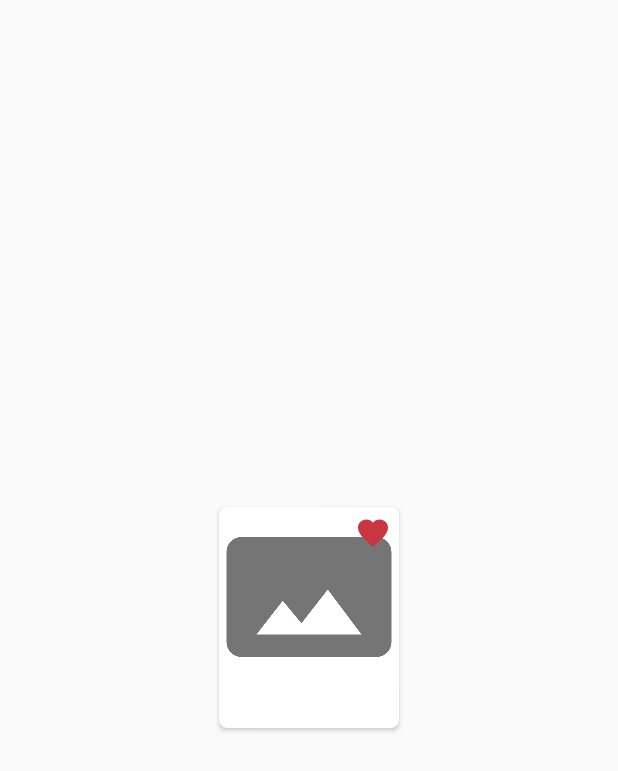
After one commit to ElviraHoward/CocktailGuideApp, an Android app: the layout recent_cocktail_item.xml on its own in the app's theme, with its tools: preview values and no code run, on a phone screen of 412 x 824 dp. The commit adds this screen. Shown: the top 771 px of the screen. Run offline under Robolectric (Android 15) with nearby library versions, the phone set to English and light mode, and no system bars; network calls fail.

Commit message:
layout fixes on the main page + added new feature

```diff
--- a/app/src/main/java/com/elvirafatkhutdinova/cocktailguideapp/data/db/repository/RecentCocktailRepositoryImpl.kt
+++ b/app/src/main/java/com/elvirafatkhutdinova/cocktailguideapp/data/db/repository/RecentCocktailRepositoryImpl.kt
@@ -19,4 +19,5 @@ class RecentCocktailRepositoryImpl @Inject constructor(private val recentCocktai
     override fun deleteRecentCocktail(idRecent: String) {
         recentCocktailDao.deleteRecentCocktail(idRecent)
     }
+
 }
--- a/app/src/main/java/com/elvirafatkhutdinova/cocktailguideapp/data/network/CocktailApi.kt
+++ b/app/src/main/java/com/elvirafatkhutdinova/cocktailguideapp/data/network/CocktailApi.kt
@@ -11,7 +11,6 @@ interface CocktailApi {
     suspend fun getCocktailByFirstLetter(@Query("f") letter : String = "c") : CocktailListResponse
     @GET("list.php")
     suspend fun getCategories(@Query("c") list : String = "list") : CategoryListResponse
-
     @GET("random.php")
     suspend fun getRandomCocktail() : CocktailListResponse
 }
--- a/app/src/main/java/com/elvirafatkhutdinova/cocktailguideapp/domain/repository/CocktailRepository.kt
+++ b/app/src/main/java/com/elvirafatkhutdinova/cocktailguideapp/domain/repository/CocktailRepository.kt
@@ -19,4 +19,6 @@ interface CocktailRepository {
     fun getRecentCocktails(): LiveData<List<CocktailsAndFavorites>>
 
     suspend fun loadData()
+
+    suspend fun getRandomCocktail()
 }
--- /dev/null
+++ b/app/src/main/res/drawable/ic_shake.xml
@@ -0,0 +1,5 @@
+<vector android:height="24dp" android:tint="#000000"
+    android:viewportHeight="24" android:viewportWidth="24"
+    android:width="24dp" xmlns:android="http://schemas.android.com/apk/res/android">
+    <path android:fillColor="@android:color/white" android:pathData="M7.5,5.6L10,7 8.6,4.5 10,2 7.5,3.4 5,2l1.4,2.5L5,7zM19.5,15.4L17,14l1.4,2.5L17,19l2.5,-1.4L22,19l-1.4,-2.5L22,14zM22,2l-2.5,1.4L17,2l1.4,2.5L17,7l2.5,-1.4L22,7l-1.4,-2.5zM14.37,7.29c-0.39,-0.39 -1.02,-0.39 -1.41,0L1.29,18.96c-0.39,0.39 -0.39,1.02 0,1.41l2.34,2.34c0.39,0.39 1.02,0.39 1.41,0L16.7,11.05c0.39,-0.39 0.39,-1.02 0,-1.41l-2.33,-2.35zM13.34,12.78l-2.12,-2.12 2.44,-2.44 2.12,2.12 -2.44,2.44z"/>
+</vector>
--- a/app/src/main/res/layout/cocktail_item.xml
+++ b/app/src/main/res/layout/cocktail_item.xml
@@ -14,7 +14,7 @@
 
         <ImageView
             android:id="@+id/img_cocktail"
-            android:layout_width="160dp"
+            android:layout_width="match_parent"
             android:layout_height="180dp"
             android:scaleType="centerCrop"
             app:srcCompat="@drawable/ic_empty_image" />
--- /dev/null
+++ b/app/src/main/res/layout/recent_cocktail_item.xml
@@ -0,0 +1,56 @@
+<?xml version="1.0" encoding="utf-8"?>
+<androidx.cardview.widget.CardView xmlns:android="http://schemas.android.com/apk/res/android"
+    xmlns:app="http://schemas.android.com/apk/res-auto"
+    android:layout_width="120dp"
+    android:layout_height="wrap_content"
+    android:layout_gravity="center"
+    android:layout_margin="5dp"
+    app:cardCornerRadius="5dp">
+
+    <androidx.constraintlayout.widget.ConstraintLayout
+        android:layout_width="match_parent"
+        android:layout_height="wrap_content"
+        android:orientation="vertical">
+
+        <ImageView
+            android:id="@+id/img_cocktail"
+            android:layout_width="0dp"
+            android:layout_height="0dp"
+            android:scaleType="centerCrop"
+            app:layout_constraintBottom_toTopOf="@+id/text_cocktail"
+            app:layout_constraintDimensionRatio="H,1:1"
+            app:layout_constraintEnd_toEndOf="parent"
+            app:layout_constraintStart_toStartOf="parent"
+            app:layout_constraintTop_toTopOf="parent"
+            app:srcCompat="@drawable/ic_empty_image" />
+
+        <TextView
+            android:id="@+id/text_cocktail"
+            android:layout_width="wrap_content"
+            android:layout_height="wrap_content"
+            android:textColor="@color/black_text"
+            android:textSize="12sp"
+            android:textStyle="bold"
+            android:layout_margin="5dp"
+            app:layout_constraintBottom_toBottomOf="parent"
+            app:layout_constraintStart_toStartOf="parent"
+            app:layout_constraintTop_toBottomOf="@id/img_cocktail" />
+
+        <ImageView
+            android:id="@+id/img_favorite"
+            android:layout_width="wrap_content"
+            android:layout_height="wrap_content"
+            android:layout_margin="5dp"
+            android:src="@drawable/ic_added_favorite"
+            app:layout_constraintEnd_toEndOf="parent"
+            app:layout_constraintTop_toTopOf="parent" />
+
+        <androidx.constraintlayout.widget.Guideline
+            android:id="@+id/guideline2"
+            android:layout_width="wrap_content"
+            android:layout_height="wrap_content"
+            android:orientation="vertical"
+            app:layout_constraintGuide_begin="20dp" />
+    </androidx.constraintlayout.widget.ConstraintLayout>
+
+</androidx.cardview.widget.CardView>
```
Also changed, not shown: app/src/main/java/com/elvirafatkhutdinova/cocktailguideapp/data/Mapper.kt (+0 -42 lines), app/src/main/java/com/elvirafatkhutdinova/cocktailguideapp/data/db/repository/CocktailRepositoryImpl.kt (+7 -0 lines), app/src/main/java/com/elvirafatkhutdinova/cocktailguideapp/domain/usecase/GetRandomCocktailUseCase.kt (added, +8 -0 lines), app/src/main/java/com/elvirafatkhutdinova/cocktailguideapp/ui/adapters/RecentCocktailsAdapter.kt (added, +56 -0 lines), app/src/main/java/com/elvirafatkhutdinova/cocktailguideapp/ui/fragments/CocktailsFragment.kt (+21 -20 lines), app/src/main/java/com/elvirafatkhutdinova/cocktailguideapp/ui/viewModels/CocktailViewModel.kt (+8 -1 lines), app/src/main/res/layout/fragment_cocktails.xml (+20 -12 lines).
